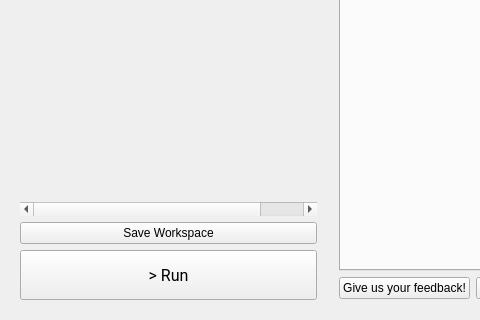
This is src/main/python/ui/Ui_StepsWidget.ui in SnoozToolbox/snooz-toolbox as Qt 5 draws it before an edit; both pictures show x 0 to 480 and y 351 to 671 of the 986 by 671 pixel window. The edited form follows.
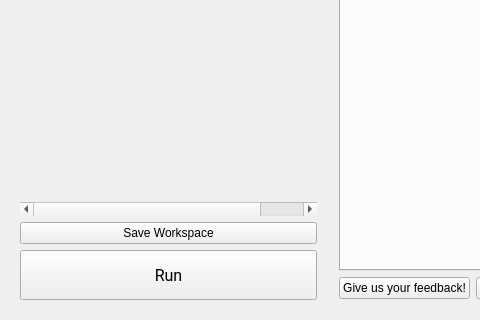
This is the edited form.

```diff
--- a/src/main/python/ui/Ui_StepsWidget.ui
+++ b/src/main/python/ui/Ui_StepsWidget.ui
@@ -168,7 +168,7 @@
             <string notr="true"/>
            </property>
            <property name="text">
-            <string>&gt; Run</string>
+            <string>Run</string>
            </property>
            <property name="iconSize">
             <size>
```
